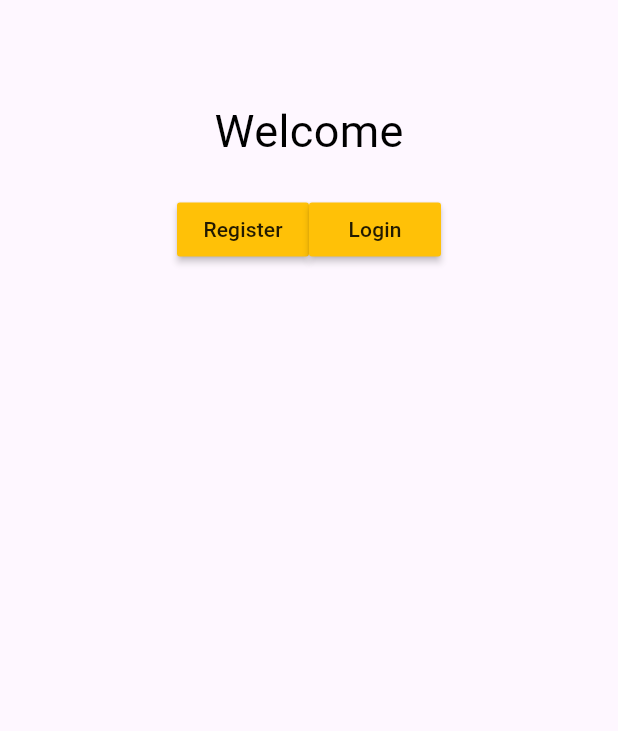
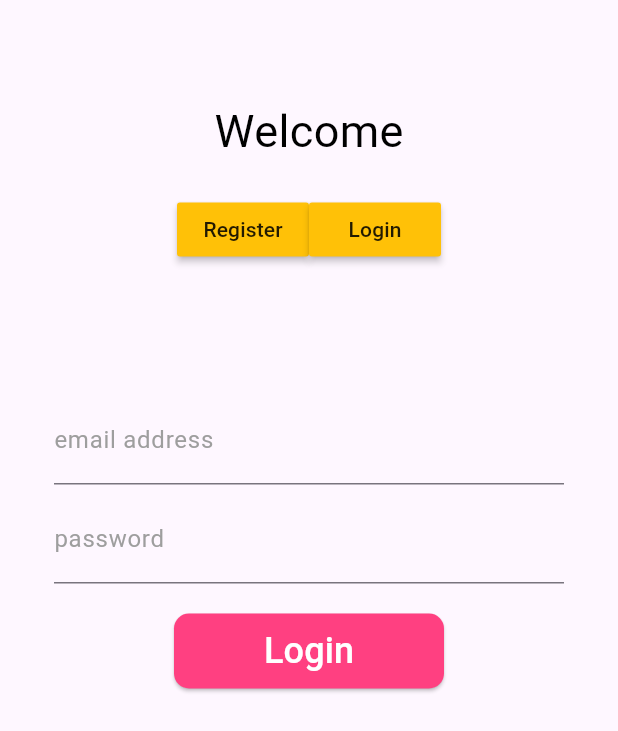
Before and after one commit to Khammunh/api-auth-getx, a Flutter app: the AuthScreen screen opened directly, after a tap on "Login", on a phone screen of 412 x 824 dp. Shown: the top 731 px of the screen. Run offline on Flutter 3.47's test engine with Material 3 defaults, Android fonts, the phone set to English and light mode, and no system bars; our stand-ins replace get, shared_preferences; accounts and stored records are empty.

Commit message:
don't pass

```diff
--- a/lib/views/auth/screen/auth_screen.dart
+++ b/lib/views/auth/screen/auth_screen.dart
@@ -6,6 +6,7 @@ import 'package:flutter/material.dart';
 import 'package:get/get.dart';
 
 import '../widgets/input_fields.dart';
+import '../widgets/submit_button.dart';
 
 class AuthScreen extends StatefulWidget {
   const AuthScreen({super.key});
@@ -122,7 +123,20 @@ class _AuthScreenState extends State<AuthScreen> {
 
   Widget loginWidget() {
     return Column(
-      children: [],
+      children: [
+        SizedBox(height: 20),
+        InputTextFieldWidget(
+          loginController.emailController,
+          'email address',
+        ),
+        SizedBox(height: 20),
+        InputTextFieldWidget(
+          loginController.passwordController,
+          'password',
+        ),
+             SizedBox(height: 20),
+             SubmitButton(onPressed: () => loginController.loginWithEmail(),title: "Login")
+      ],
     );
   }
 }
--- a/lib/views/auth/widgets/input_fields.dart
+++ b/lib/views/auth/widgets/input_fields.dart
@@ -3,12 +3,29 @@ import 'package:flutter/material.dart';
 class InputTextFieldWidget extends StatelessWidget {
   final TextEditingController textEditingController;
   final String hintText;
-  const InputTextFieldWidget(this.textEditingController, this.hintText, {super.key});
+  const InputTextFieldWidget(this.textEditingController, this.hintText,
+      {super.key});
 
   @override
   Widget build(BuildContext context) {
     return Container(
-      // here
+      height: 46,
+      child: TextField(
+        controller: textEditingController,
+        decoration: InputDecoration(
+          alignLabelWithHint: true,
+          focusedBorder: const UnderlineInputBorder(
+            borderSide: BorderSide(color: Colors.black),
+          ),
+          fillColor: Colors.white54,
+          hintText: hintText,
+          hintStyle: const TextStyle(
+            color: Colors.grey,
+          ),
+          contentPadding: const EdgeInsets.only(bottom: 15),
+          focusColor: Colors.white60,
+        ),
+      ),
     );
   }
 }
--- a/lib/views/auth/widgets/submit_button.dart
+++ b/lib/views/auth/widgets/submit_button.dart
@@ -0,0 +1,49 @@
+// ignore_for_file: public_member_api_docs, sort_constructors_first
+import 'package:flutter/material.dart';
+
+class SubmitButton extends StatelessWidget {
+  const SubmitButton({
+    super.key,
+    required this.onPressed,
+    required this.title,
+  });
+  final VoidCallback onPressed;
+  final String title;
+
+  @override
+  Widget build(BuildContext context) {
+    return Container(
+      width: 180,
+      height: 50,
+      decoration: BoxDecoration(
+        borderRadius: BorderRadius.circular(20),
+        boxShadow: [
+          BoxShadow(
+            color: Colors.white.withOpacity(0.25),
+            offset: Offset(0, 0),
+            blurRadius: 2,
+            spreadRadius: 1,
+          )
+        ],
+      ),
+      child: ElevatedButton(
+          style: ButtonStyle(
+            shape: MaterialStateProperty.all<RoundedRectangleBorder>(
+              RoundedRectangleBorder(
+                  borderRadius: BorderRadius.circular(10),
+                  side: BorderSide.none),
+            ),
+            backgroundColor:
+                MaterialStateProperty.all<Color>(Colors.pinkAccent),
+          ),
+          onPressed: onPressed,
+          child: Text(
+            title,
+            style: TextStyle(
+              fontSize: 24,
+              color: Colors.white,
+            ),
+          )),
+    );
+  }
+}
```
Also changed, not shown: lib/main.dart (+2 -5 lines), lib/views/auth/home_screen.dart (+50 -0 lines).
